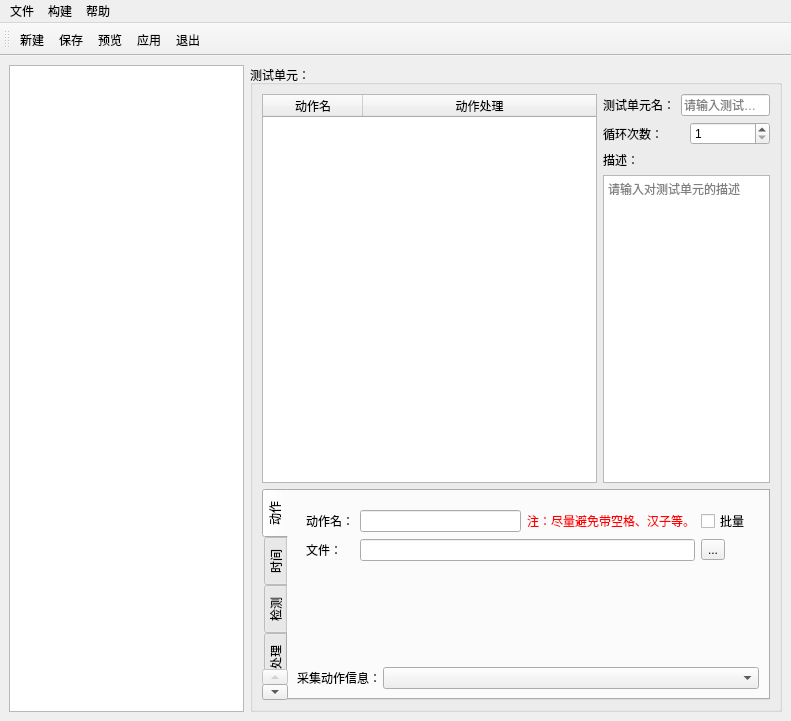
Qt form SubWidget/deftheunit.ui (RoadRover-AutoTest/QtDemo) before a commit.
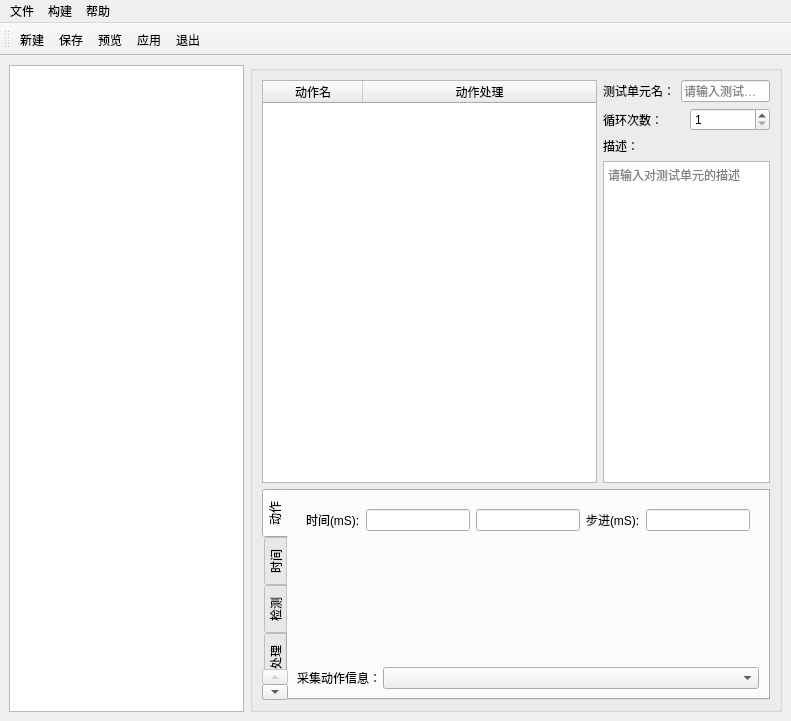
The same form after that commit. The open tabs and pages were chosen to show the change. Icons and pictures are not drawn. Custom widgets are drawn as their Qt base class.

Commit message: 2019.07.02:整理V1.08版本，上传 增加延时动作的处理

The edit to the form file:
```diff
--- a/SubWidget/deftheunit.ui
+++ b/SubWidget/deftheunit.ui
@@ -33,7 +33,7 @@
     <item row="0" column="1">
      <widget class="QGroupBox" name="groupBox">
       <property name="title">
-       <string>测试单元：</string>
+       <string/>
       </property>
       <layout class="QGridLayout" name="gridLayout">
        <item row="0" column="0">
@@ -170,58 +170,38 @@
              <item row="0" column="0" colspan="5">
               <widget class="QStackedWidget" name="stackedWidget">
                <property name="currentIndex">
-                <number>0</number>
+                <number>3</number>
                </property>
                <widget class="QWidget" name="pageScript">
-                <layout class="QGridLayout" name="gridLayout_19">
+                <layout class="QGridLayout" name="gridLayout_18">
                  <item row="0" column="0">
-                  <widget class="QLabel" name="label_14">
-                   <property name="text">
-                    <string>动作名：</string>
-                   </property>
-                  </widget>
-                 </item>
-                 <item row="0" column="3">
-                  <widget class="QCheckBox" name="checkfileMore">
-                   <property name="toolTip">
-                    <string>(测试单元中仅支持一个批量文件处理)</string>
-                   </property>
-                   <property name="text">
-                    <string>批量</string>
-                   </property>
-                  </widget>
-                 </item>
-                 <item row="2" column="1" colspan="2">
-                  <widget class="QLineEdit" name="editFilePath"/>
-                 </item>
-                 <item row="2" column="0">
                   <widget class="QLabel" name="labelfileShow">
                    <property name="text">
                     <string>文件：</string>
                    </property>
                   </widget>
                  </item>
-                 <item row="0" column="2">
-                  <widget class="QLabel" name="label_18">
-                   <property name="styleSheet">
-                    <string notr="true">color: rgb(255, 0, 0);</string>
-                   </property>
-                   <property name="text">
-                    <string>注：尽量避免带空格、汉子等。</string>
-                   </property>
-                  </widget>
-                 </item>
                  <item row="0" column="1">
-                  <widget class="QLineEdit" name="editActName"/>
+                  <widget class="QLineEdit" name="editFilePath"/>
                  </item>
-                 <item row="2" column="3">
+                 <item row="0" column="2">
                   <widget class="QToolButton" name="toolButtonSelFile">
                    <property name="text">
                     <string>...</string>
                    </property>
                   </widget>
                  </item>
-                 <item row="3" column="1">
+                 <item row="0" column="3">
+                  <widget class="QCheckBox" name="checkfileMore">
+                   <property name="toolTip">
+                    <string>(测试单元中仅支持一个批量文件处理)</string>
+                   </property>
+                   <property name="text">
+                    <string>批量</string>
+                   </property>
+                  </widget>
+                 </item>
+                 <item row="1" column="1">
                   <spacer name="verticalSpacer_2">
                    <property name="orientation">
                     <enum>Qt::Vertical</enum>
@@ -326,6 +306,46 @@
                  </item>
                 </layout>
                </widget>
+               <widget class="QWidget" name="pageDelay">
+                <layout class="QGridLayout" name="gridLayout_19">
+                 <item row="0" column="0">
+                  <widget class="QLabel" name="label_20">
+                   <property name="text">
+                    <string>时间(mS):</string>
+                   </property>
+                  </widget>
+                 </item>
+                 <item row="0" column="1">
+                  <widget class="QLineEdit" name="editDelayMin"/>
+                 </item>
+                 <item row="0" column="2">
+                  <widget class="QLineEdit" name="editDelayMax"/>
+                 </item>
+                 <item row="0" column="3">
+                  <widget class="QLabel" name="label_18">
+                   <property name="text">
+                    <string>步进(mS):</string>
+                   </property>
+                  </widget>
+                 </item>
+                 <item row="0" column="4">
+                  <widget class="QLineEdit" name="editDelayStep"/>
+                 </item>
+                 <item row="1" column="1">
+                  <spacer name="verticalSpacer_3">
+                   <property name="orientation">
+                    <enum>Qt::Vertical</enum>
+                   </property>
+                   <property name="sizeHint" stdset="0">
+                    <size>
+                     <width>20</width>
+                     <height>57</height>
+                    </size>
+                   </property>
+                  </spacer>
+                 </item>
+                </layout>
+               </widget>
               </widget>
              </item>
             </layout>
@@ -378,6 +398,13 @@
              <item row="1" column="1">
               <widget class="QLineEdit" name="editChkTime"/>
              </item>
+             <item row="2" column="2" colspan="3">
+              <widget class="QLabel" name="label_14">
+               <property name="text">
+                <string>注：动作或检测超时判断；</string>
+               </property>
+              </widget>
+             </item>
             </layout>
            </widget>
            <widget class="QWidget" name="tabCheck">
```
Left out of the diff: 4 changed lines with no effect on the pictures. The commit also changes 9 other files.
